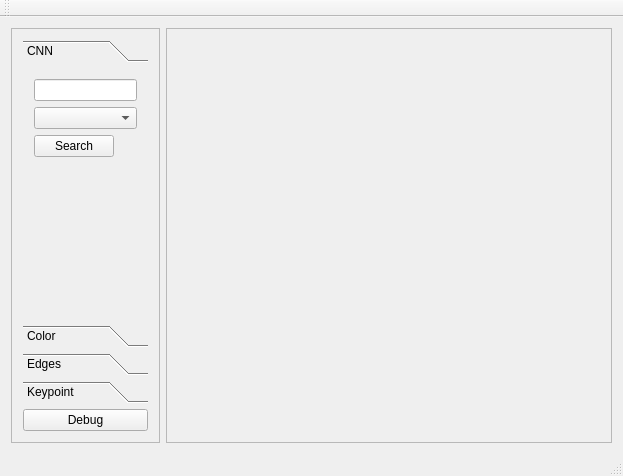
The window that VideoRetrievalBrowser/mainwindow.ui (theuerse/vr18) describes before a commit, drawn with Qt 5.
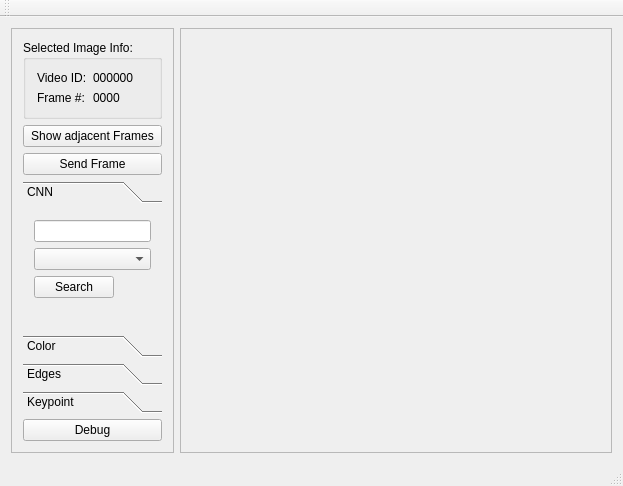
The same window after the commit. The open tabs and pages were chosen to show the change.

Commit message: [UI] Made image results selectable

The edit to the form file:
```diff
--- a/VideoRetrievalBrowser/mainwindow.ui
+++ b/VideoRetrievalBrowser/mainwindow.ui
@@ -7,7 +7,7 @@
     <x>0</x>
     <y>0</y>
     <width>623</width>
-    <height>476</height>
+    <height>486</height>
    </rect>
   </property>
   <property name="windowTitle">
@@ -30,6 +30,57 @@
        <enum>QFrame::Raised</enum>
       </property>
       <layout class="QVBoxLayout" name="verticalLayout">
+       <item>
+        <widget class="QGroupBox" name="groupBox">
+         <property name="title">
+          <string>Selected Image Info:</string>
+         </property>
+         <layout class="QFormLayout" name="formLayout">
+          <item row="0" column="0">
+           <widget class="QLabel" name="label_2">
+            <property name="text">
+             <string>Video ID:</string>
+            </property>
+           </widget>
+          </item>
+          <item row="1" column="0">
+           <widget class="QLabel" name="label_3">
+            <property name="text">
+             <string>Frame #:</string>
+            </property>
+           </widget>
+          </item>
+          <item row="0" column="1">
+           <widget class="QLabel" name="label_4">
+            <property name="text">
+             <string>000000</string>
+            </property>
+           </widget>
+          </item>
+          <item row="1" column="1">
+           <widget class="QLabel" name="label">
+            <property name="text">
+             <string>0000</string>
+            </property>
+           </widget>
+          </item>
+         </layout>
+        </widget>
+       </item>
+       <item>
+        <widget class="QPushButton" name="pushButton">
+         <property name="text">
+          <string>Show adjacent Frames</string>
+         </property>
+        </widget>
+       </item>
+       <item>
+        <widget class="QPushButton" name="pushButton_2">
+         <property name="text">
+          <string>Send Frame</string>
+         </property>
+        </widget>
+       </item>
        <item>
         <widget class="QToolBox" name="toolBox">
          <property name="currentIndex">
@@ -40,8 +91,8 @@
            <rect>
             <x>0</x>
             <y>0</y>
-            <width>130</width>
-            <height>222</height>
+            <width>154</width>
+            <height>111</height>
            </rect>
           </property>
           <attribute name="label">
@@ -409,8 +460,8 @@
            <rect>
             <x>0</x>
             <y>0</y>
-            <width>447</width>
-            <height>395</height>
+            <width>409</width>
+            <height>405</height>
            </rect>
           </property>
          </widget>
```
Left out of the diff: 14 changed lines with no effect on the pictures. The commit also changes 6 other files.
